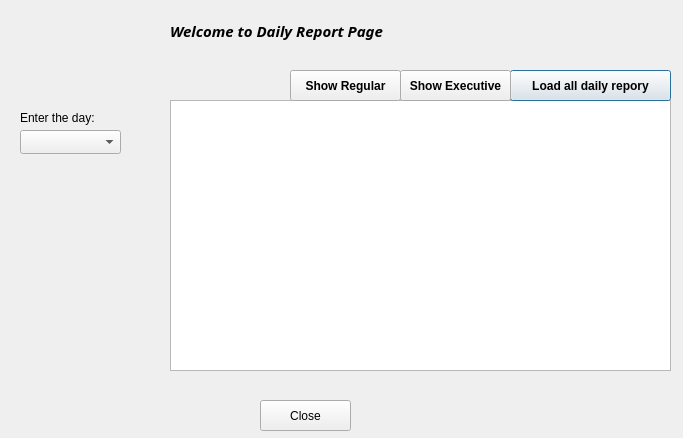
The window that managerdailyreport.ui (Ling2251/CS1C-Bulk-Club-Project) describes before a commit, drawn with Qt 5.
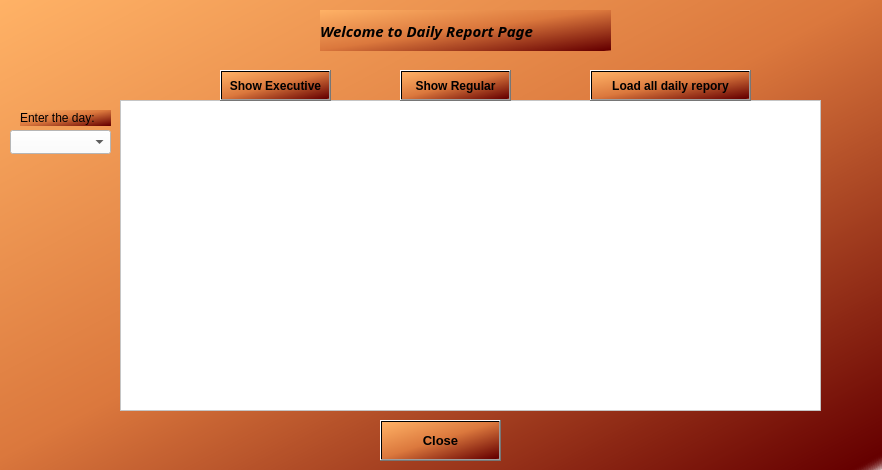
The same window after the commit.

Commit message: daily report all done(error check later)

```diff
--- a/managerdailyreport.ui
+++ b/managerdailyreport.ui
@@ -6,17 +6,20 @@
    <rect>
     <x>0</x>
     <y>0</y>
-    <width>683</width>
-    <height>438</height>
+    <width>882</width>
+    <height>470</height>
    </rect>
   </property>
   <property name="windowTitle">
    <string>Dialog</string>
   </property>
+  <property name="styleSheet">
+   <string notr="true">background-color: qlineargradient(spread:pad, x1:0, y1:0, x2:1, y2:1, stop:0 rgba(255, 178, 102, 255), stop:0.485577 rgba(219, 120, 61, 255), stop:0.98 rgba(102, 0, 0, 255), stop:1 rgba(0, 0, 0, 0));</string>
+  </property>
   <widget class="QLabel" name="label">
    <property name="geometry">
     <rect>
-     <x>170</x>
+     <x>320</x>
      <y>10</y>
      <width>291</width>
      <height>41</height>
@@ -38,17 +41,21 @@
   <widget class="QTableView" name="DailyReportView">
    <property name="geometry">
     <rect>
-     <x>170</x>
+     <x>120</x>
      <y>100</y>
-     <width>501</width>
-     <height>271</height>
+     <width>701</width>
+     <height>311</height>
     </rect>
    </property>
+   <property name="styleSheet">
+    <string notr="true">background-color: rgb(255, 255, 255);
+border-color: rgb(0, 0, 0);</string>
+   </property>
   </widget>
   <widget class="QPushButton" name="AllDailyReport">
    <property name="geometry">
     <rect>
-     <x>510</x>
+     <x>590</x>
      <y>70</y>
      <width>161</width>
      <height>31</height>
@@ -60,6 +67,9 @@
      <bold>true</bold>
     </font>
    </property>
+   <property name="styleSheet">
+    <string notr="true"/>
+   </property>
    <property name="text">
     <string>Load all daily repory</string>
    </property>
@@ -67,12 +77,22 @@
   <widget class="QPushButton" name="pushButton_2">
    <property name="geometry">
     <rect>
-     <x>260</x>
-     <y>400</y>
-     <width>91</width>
-     <height>31</height>
+     <x>380</x>
+     <y>420</y>
+     <width>121</width>
+     <height>41</height>
     </rect>
    </property>
+   <property name="font">
+    <font>
+     <pointsize>10</pointsize>
+     <weight>75</weight>
+     <bold>true</bold>
+    </font>
+   </property>
+   <property name="styleSheet">
+    <string notr="true"/>
+   </property>
    <property name="text">
     <string>Close</string>
    </property>
@@ -80,12 +100,15 @@
   <widget class="QComboBox" name="DatecomboBox">
    <property name="geometry">
     <rect>
-     <x>20</x>
+     <x>10</x>
      <y>130</y>
      <width>101</width>
      <height>24</height>
     </rect>
    </property>
+   <property name="styleSheet">
+    <string notr="true">background-color: rgb(255, 255, 255);</string>
+   </property>
   </widget>
   <widget class="QLabel" name="label_2">
    <property name="geometry">
@@ -96,30 +119,14 @@
      <height>16</height>
     </rect>
    </property>
+   <property name="styleSheet">
+    <string notr="true"/>
+   </property>
    <property name="text">
     <string>Enter the day:</string>
    </property>
   </widget>
-  <widget class="QPushButton" name="pushButton">
-   <property name="geometry">
-    <rect>
-     <x>290</x>
-     <y>70</y>
-     <width>111</width>
-     <height>31</height>
-    </rect>
-   </property>
-   <property name="font">
-    <font>
-     <weight>75</weight>
-     <bold>true</bold>
-    </font>
-   </property>
-   <property name="text">
-    <string>Show Regular</string>
-   </property>
-  </widget>
-  <widget class="QPushButton" name="pushButton_3">
+  <widget class="QPushButton" name="ShowRegularButton">
    <property name="geometry">
     <rect>
      <x>400</x>
@@ -134,6 +141,31 @@
      <bold>true</bold>
     </font>
    </property>
+   <property name="styleSheet">
+    <string notr="true"/>
+   </property>
+   <property name="text">
+    <string>Show Regular</string>
+   </property>
+  </widget>
+  <widget class="QPushButton" name="ShowExecutiveButton">
+   <property name="geometry">
+    <rect>
+     <x>220</x>
+     <y>70</y>
+     <width>111</width>
+     <height>31</height>
+    </rect>
+   </property>
+   <property name="font">
+    <font>
+     <weight>75</weight>
+     <bold>true</bold>
+    </font>
+   </property>
+   <property name="styleSheet">
+    <string notr="true"/>
+   </property>
    <property name="text">
     <string>Show Executive</string>
    </property>
```
Left out of the diff: 4 changed lines with no effect on the pictures. The commit also changes 2 other files.
